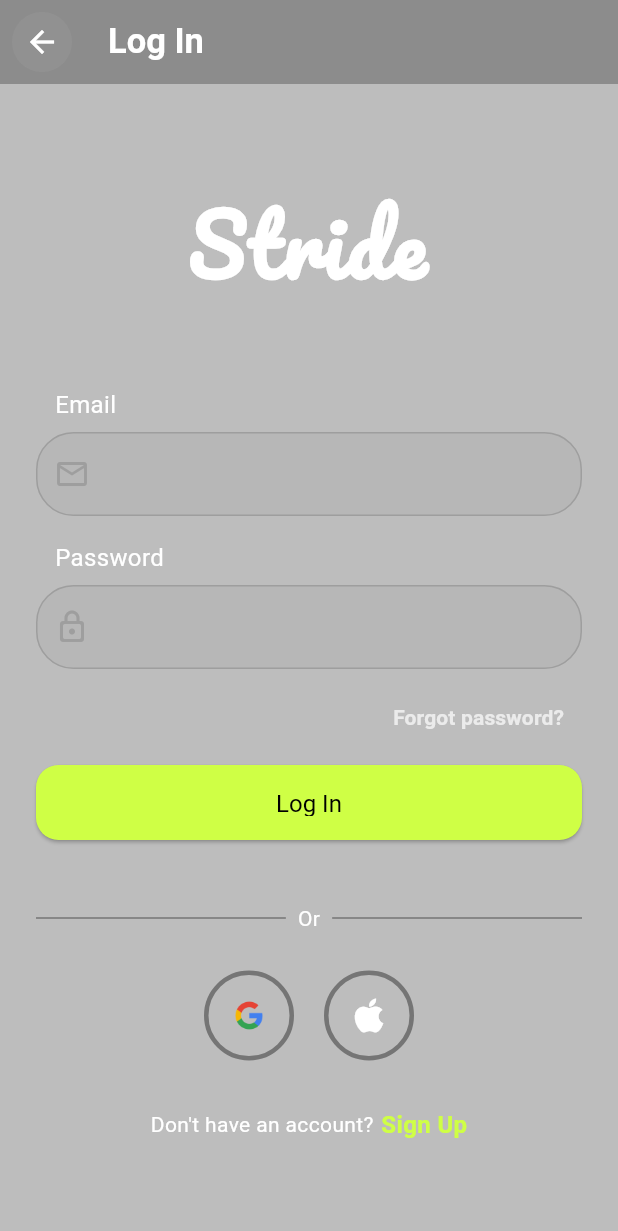
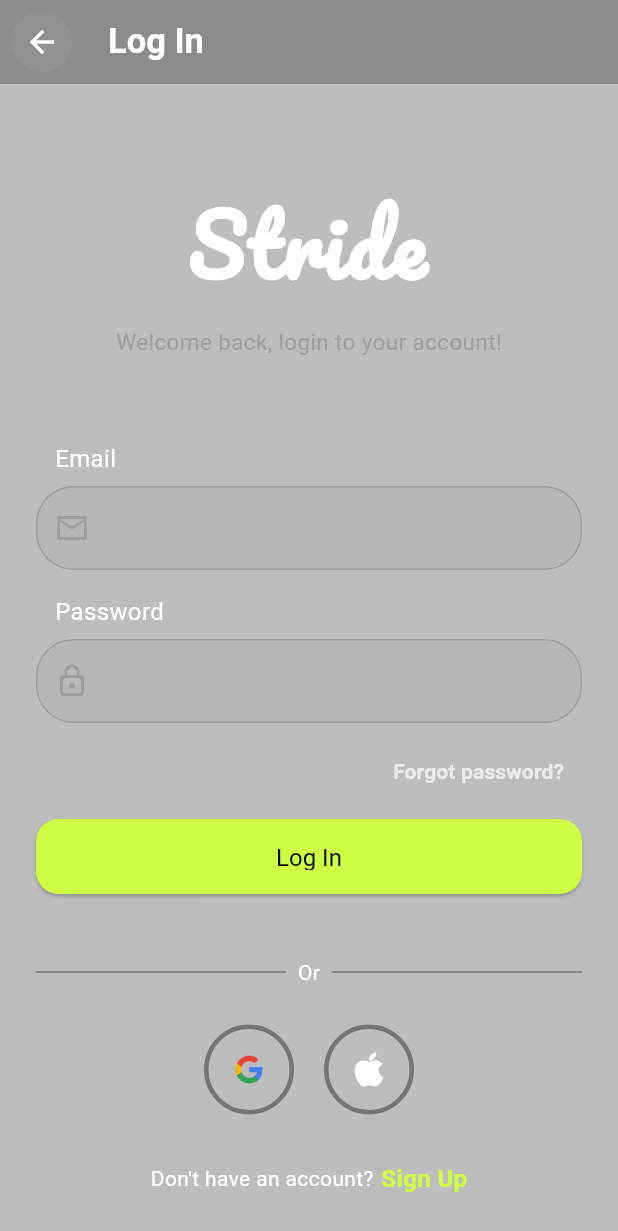
Before and after one commit to BigSteveAbdulmex/Stride, a Flutter app: the LoginPage screen opened directly, on a phone screen of 412 x 824 dp. Shown: the top 1231 px of the screen. Run offline on Flutter 3.47's test engine with Material 3 defaults, Android fonts, the phone set to English and light mode, and no system bars; our stand-ins replace google_fonts.

Commit message:
Added labels to the text form fields

```diff
--- a/lib/features/authentication/presentation/pages/login_page.dart
+++ b/lib/features/authentication/presentation/pages/login_page.dart
@@ -3,6 +3,7 @@ import 'package:flutter/material.dart';
 import 'package:google_fonts/google_fonts.dart';
 
 import 'package:stride/features/authentication/presentation/pages/signup_page.dart';
+import 'package:stride/features/authentication/presentation/pages/forgotpassword_page.dart';
 import 'package:stride/features/authentication/presentation/widgets/custom_auth_appbar.dart';
 import 'package:stride/features/authentication/presentation/widgets/custom_auth_button.dart';
 import 'package:stride/features/authentication/presentation/widgets/custom_auth_divider_content.dart';
@@ -42,17 +43,28 @@ class LoginPage extends StatelessWidget {
                     letterSpacing: 2.0,
                   ),
                 ),
+                const SizedBox(height: 15),
+                //
+                Text(
+                  "Welcome back, login to your account!",
+                  style: TextStyle(
+                    color: Colors.grey,
+                    fontSize: 15,
+                  ),
+                ),
                 const SizedBox(height: 50),
                 Column(
                   children: [
                     const SizedBox(height: 6),
                     CustomAuthTextField(
                       hintText: "   Email",
+                      labelText: "example@gmail.com",
                       icon: Icons.email_outlined,
                     ),
                     const SizedBox(height: 16),
                     CustomAuthTextField(
                       hintText: "   Password",
+                      labelText: "********",
                       icon: Icons.lock_outline_rounded,
                       isPassword: true,
                     ),
@@ -63,7 +75,13 @@ class LoginPage extends StatelessWidget {
                   mainAxisAlignment: MainAxisAlignment.end,
                   children: [
                     TextButton(
-                      onPressed: () {},
+                      onPressed: () {
+                        Navigator.of(context).push(
+                          MaterialPageRoute(
+                            builder: (ctx) => ForgotpasswordPage(),
+                          ),
+                        );
+                      },
                       child: Text(
                         "Forgot password?",
                         style: TextStyle(
```
